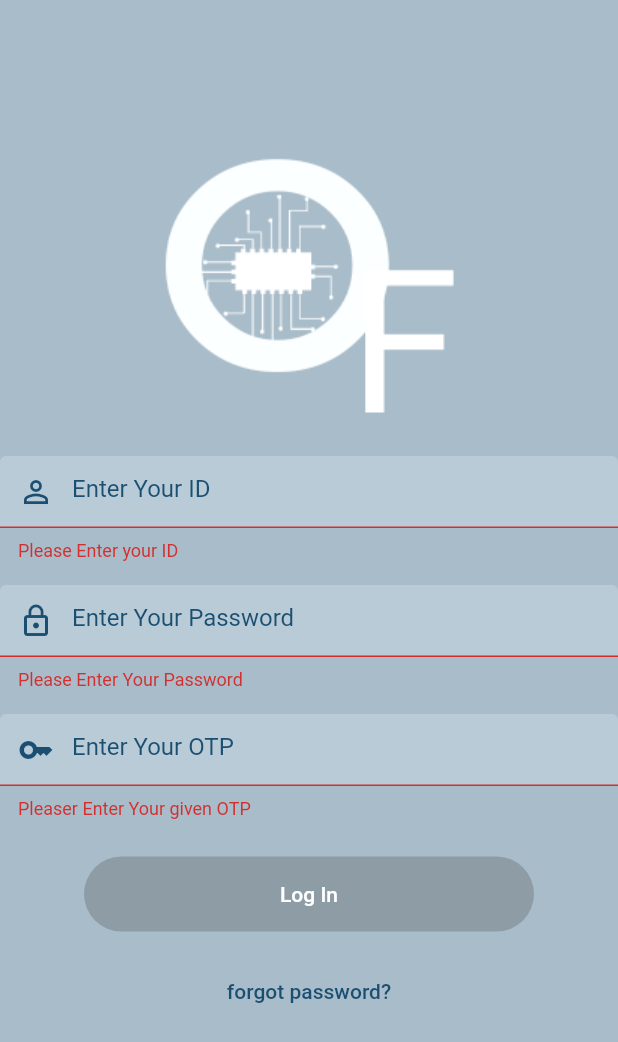
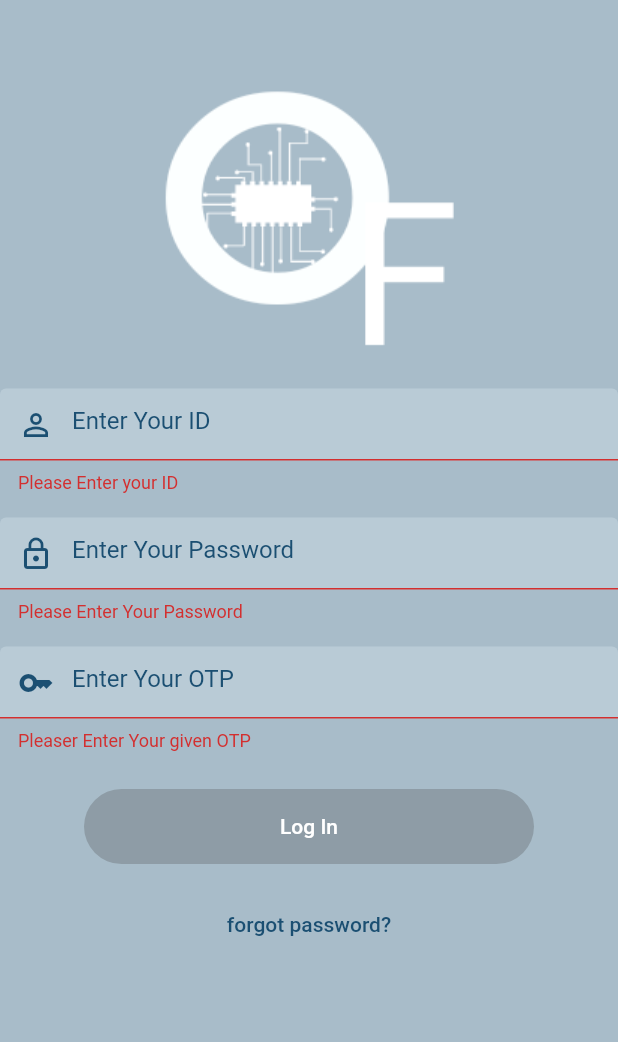
Before and after one commit to orderlyFlow/OrderlyFlow, a Flutter app: the screen it shows after launch, after a tap on "Log In", on a phone screen of 412 x 824 dp. Shown: the top 1042 px of the screen. Run offline on Flutter 3.47's test engine with Material 2 defaults, Android fonts, the phone set to English and light mode, and no system bars; Roboto replaces fonts that are missing (Neuropol).

```diff
--- a/orderlyflow/lib/LogIn/log_in.dart
+++ b/orderlyflow/lib/LogIn/log_in.dart
@@ -1,7 +1,9 @@
 // ignore_for_file: prefer_const_constructors, deprecated_member_use
+import 'package:flutter/material.dart';
+import 'package:orderlyflow/mainPage.dart';
+import '../resources/palette.dart';
 
-import 'package:flutter/material.dart';
-import '../palette.dart';
+
 
 class LogIn extends StatelessWidget {
   const LogIn({Key? key}) : super(key: key);
@@ -35,10 +37,11 @@ class _LoginPageState extends State<LoginPage> {
   Widget build(BuildContext context) {
     return Scaffold(
       backgroundColor: Paletter.logInBg,
-      body: Center(
+      body: SingleChildScrollView(
+        child: Center(
           child: Container(
             // ignore: prefer_const_constructors
-          margin: EdgeInsets.fromLTRB(0, 100, 0, 0),
+            margin: EdgeInsets.fromLTRB(0, 55, 0, 0),
             child: Column(
               children: [
                 Image.asset(
@@ -196,8 +199,15 @@ class _LoginPageState extends State<LoginPage> {
                           onPressed: () {
                             if (_formKey.currentState!.validate()) {
                               _formKey.currentState!.save();
+                              Navigator.push(
+                                context,
+                                MaterialPageRoute(
+                                  builder: (context) => mainPage(),
+                                )
+                              );
                             }
                           },
+
                           child: const Text(
                             'Log In',
                             style: TextStyle(
@@ -235,6 +245,7 @@ class _LoginPageState extends State<LoginPage> {
             ),
           ),
         ),
+      ),
     );
   }
 }
--- a/orderlyflow/lib/main.dart
+++ b/orderlyflow/lib/main.dart
@@ -1,11 +1,12 @@
 import 'package:flutter/material.dart';
 import 'LogIn/log_in.dart';
+import 'mainPage.dart';
 
 void main() {
   runApp(MaterialApp(
     initialRoute: '/',
     routes: {
-      '/': (context) => LogIn(),
+      '/': (context) => const LogIn(),
     },
   ));
 }
```
Also changed, not shown: orderlyflow/lib/mainPage.dart (added, +53 -0 lines), orderlyflow/lib/mainPage resources/announcement.dart (added), orderlyflow/lib/mainPage resources/calendar.dart (added), orderlyflow/lib/mainPage resources/inbox.dart (added), orderlyflow/lib/mainPage resources/tasks.dart (added), orderlyflow/lib/resources/palette.dart (renamed from orderlyflow/lib/palette.dart), orderlyflow/pubspec.lock. Lines whose indentation alone changed are shown as unchanged.
